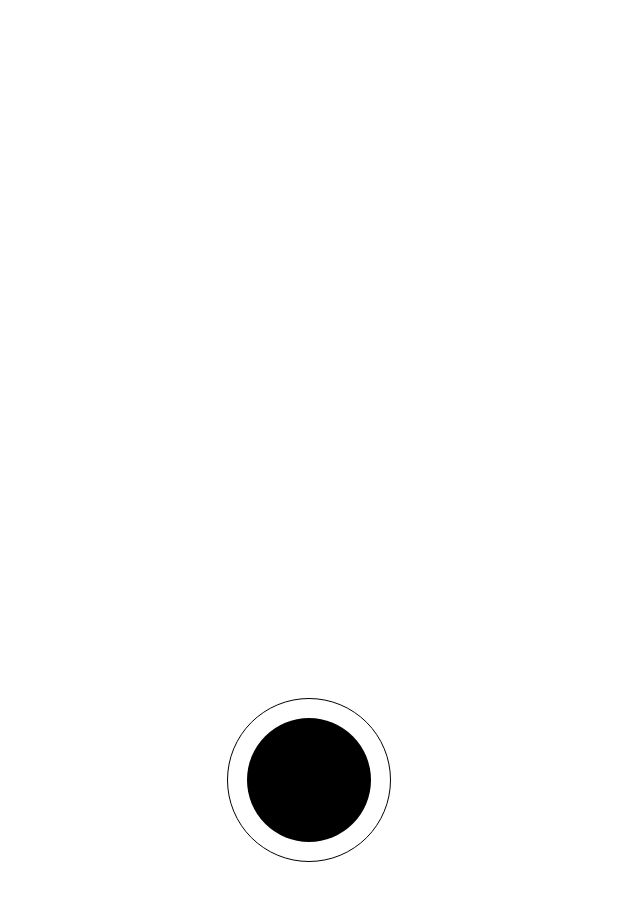
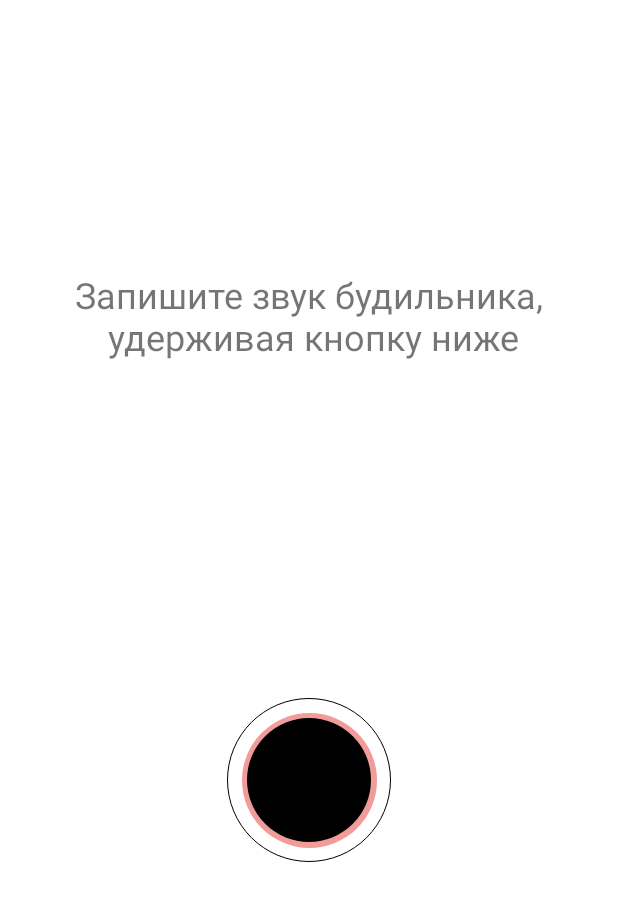
Before and after one commit to riodevista/bochkovalarm, an Android app: the screen it shows after launch (RecordActivity), on a phone screen of 412 x 824 dp. Shown: the top 901 px of the screen. Run offline under Robolectric (Android 15) with nearby library versions, the phone set to English and light mode, and no system bars; 7 statements that could not run were skipped.

Commit message:
update libs and fixes

```diff
--- a/app/src/main/AndroidManifest.xml
+++ b/app/src/main/AndroidManifest.xml
@@ -24,6 +24,7 @@
             android:screenOrientation="userPortrait" />
         <activity
             android:name=".RecordActivity"
+            android:exported="true"
             android:screenOrientation="userPortrait">
             <intent-filter>
                 <action android:name="android.intent.action.MAIN" />
@@ -34,7 +35,7 @@
 
         <activity
             android:name=".AlarmActivity"
-            android:screenOrientation="userPortrait"></activity>
+            android:screenOrientation="userPortrait" />
 
         <receiver android:name=".receiver.AlarmReceiver" />
 
--- a/app/src/main/java/com/goodapps/alarm/RecordActivity.kt
+++ b/app/src/main/java/com/goodapps/alarm/RecordActivity.kt
@@ -8,7 +8,10 @@ import android.media.AudioAttributes
 import android.media.MediaPlayer
 import android.media.MediaRecorder
 import android.os.Bundle
+import android.os.Handler
 import android.util.Log
+import android.view.View
+import android.view.animation.AccelerateDecelerateInterpolator
 import android.widget.TimePicker
 import androidx.appcompat.app.AppCompatActivity
 import androidx.core.app.ActivityCompat
@@ -29,6 +32,26 @@ class RecordActivity : AppCompatActivity(), TimePickerDialog.OnTimeSetListener {
 
     private var recorder: MediaRecorder? = null
     private var player: MediaPlayer? = null
+
+    private var pulseAnimationHandler = Handler()
+    private var pulseAnimationRunnable: Runnable? = null
+
+    init {
+        pulseAnimationRunnable = Runnable {
+            pulse_animation.visibility = View.VISIBLE
+            pulse_animation.alpha = 0.5f
+            pulse_animation.animate().scaleX(3f).scaleY(3f).alpha(0f)
+                .setInterpolator(AccelerateDecelerateInterpolator()).setDuration(2500)
+                .withEndAction {
+                    pulse_animation.scaleX = 1f
+                    pulse_animation.scaleY = 1f
+                    pulse_animation.alpha = 0.5f
+                    pulseAnimationRunnable?.let {
+                        pulseAnimationHandler.postDelayed(it, 3000)
+                    }
+                }
+        }
+    }
 
 
     // Requesting permission to RECORD_AUDIO
@@ -94,6 +117,7 @@ class RecordActivity : AppCompatActivity(), TimePickerDialog.OnTimeSetListener {
         record_button.actionListener = object : RecordButton.ActionListener {
 
             override fun onStartRecord() {
+                stopPulseAnimation()
                 startRecording()
 
             }
@@ -103,21 +127,35 @@ class RecordActivity : AppCompatActivity(), TimePickerDialog.OnTimeSetListener {
             }
 
             override fun onSingleTap() {
+                stopPulseAnimation()
                 Log.e("MY TAG", "CALL the on single tap record ")
             }
 
             override fun onDurationTooShortError() {
                 cancelRecording()
+//                startPulseAnimation()
                 Log.e("MY TAG", "CALL the on on duration record ")
 
             }
 
             override fun onCancelled() {
+//                startPulseAnimation()
                 Log.e("MY TAG", "CALL the on on cancel record ")
             }
         }
     }
 
+    private fun startPulseAnimation() {
+        pulseAnimationRunnable?.let {
+            pulseAnimationHandler.post(it)
+        }
+    }
+
+    private fun stopPulseAnimation() {
+        pulseAnimationRunnable?.let {
+            pulseAnimationHandler.removeCallbacks(it)
+        }
+    }
 
     private fun startRecording() {
         recorder = MediaRecorder().apply {
@@ -276,5 +314,13 @@ class RecordActivity : AppCompatActivity(), TimePickerDialog.OnTimeSetListener {
         }
     }
 
+    override fun onPause() {
+        super.onPause()
+        stopPulseAnimation()
+    }
 
+    override fun onResume() {
+        super.onResume()
+        startPulseAnimation()
+    }
 }
--- /dev/null
+++ b/app/src/main/res/drawable/pulse_background.xml
@@ -0,0 +1,6 @@
+<?xml version="1.0" encoding="utf-8"?>
+<shape xmlns:android="http://schemas.android.com/apk/res/android"
+    android:shape="oval">
+    <solid android:color="@color/record_button_color"/>
+
+</shape>
--- a/app/src/main/res/layout/activity_alarm.xml
+++ b/app/src/main/res/layout/activity_alarm.xml
@@ -94,6 +94,6 @@
         app:rotate_icon="false"
         app:slider_height="48dp"
         app:slider_reversed="true"
-        app:text="Отменить"/>
+        app:text="Отменить будильник"/>
 
 </androidx.constraintlayout.widget.ConstraintLayout>
--- a/app/src/main/res/layout/activity_record.xml
+++ b/app/src/main/res/layout/activity_record.xml
@@ -5,16 +5,26 @@
     android:layout_height="match_parent"
     android:background="#fff">
 
-    <!--    <TextView-->
-    <!--        android:layout_width="wrap_content"-->
-    <!--        android:layout_height="wrap_content"-->
-    <!--        android:gravity="center"-->
-    <!--        android:text="Запишите будильник,\n удерживая кнопку"-->
-    <!--        android:textSize="24sp"-->
-    <!--        app:layout_constraintBottom_toTopOf="@+id/record_button"-->
-    <!--        app:layout_constraintEnd_toEndOf="parent"-->
-    <!--        app:layout_constraintStart_toStartOf="parent"-->
-    <!--        app:layout_constraintTop_toTopOf="parent" />-->
+        <TextView
+            android:layout_width="wrap_content"
+            android:layout_height="wrap_content"
+            android:gravity="center"
+            android:text="Запишите звук будильника,\n удерживая кнопку ниже"
+            android:textSize="24sp"
+            app:layout_constraintBottom_toTopOf="@+id/record_button"
+            app:layout_constraintEnd_toEndOf="parent"
+            app:layout_constraintStart_toStartOf="parent"
+            app:layout_constraintTop_toTopOf="parent" />
+
+    <View
+        android:id="@+id/pulse_animation"
+        android:layout_width="90dp"
+        android:layout_height="90dp"
+        android:background="@drawable/pulse_background"
+        app:layout_constraintStart_toStartOf="@id/record_button"
+        app:layout_constraintEnd_toEndOf="@id/record_button"
+        app:layout_constraintTop_toTopOf="@id/record_button"
+        app:layout_constraintBottom_toBottomOf="@id/record_button"/>
 
     <com.goodapps.alarm.RecordButton
         android:id="@+id/record_button"
@@ -24,7 +34,7 @@
         android:layout_centerHorizontal="true"
         android:layout_marginBottom="64dp"
         app:enableVideoRecording="true"
-        app:innerCircleColor="#E53935"
+        app:innerCircleColor="@color/record_button_color"
         app:layout_constraintBottom_toBottomOf="parent"
         app:layout_constraintEnd_toEndOf="parent"
         app:layout_constraintLeft_toLeftOf="parent"
--- a/app/src/main/res/layout/activity_wake_up.xml
+++ b/app/src/main/res/layout/activity_wake_up.xml
@@ -32,7 +32,7 @@
         app:layout_constraintEnd_toEndOf="parent"
         app:layout_constraintHorizontal_bias="0.5"
         app:layout_constraintStart_toStartOf="parent"
-        app:text="Встаю"
+        app:text="ОТКЛЮЧИТЬ"
         app:outer_color="#43A047"
         app:bump_vibration="50"/>
 
--- a/app/src/main/res/values/colors.xml
+++ b/app/src/main/res/values/colors.xml
@@ -3,4 +3,5 @@
     <color name="colorPrimary">#008577</color>
     <color name="colorPrimaryDark">#00574B</color>
     <color name="colorAccent">#D81B60</color>
+    <color name="record_button_color">#E53935</color>
 </resources>
--- a/app/src/main/res/values/strings.xml
+++ b/app/src/main/res/values/strings.xml
@@ -1,9 +1,9 @@
 <resources>
     <string name="app_name">Voker</string>
-    <string name="select_time">Выберите время</string>
+    <string name="select_time">Назначьте время для будильника на ближайшие сутки</string>
     <string name="change_time">Изменить время</string>
-    <string name="cancel_alarm_scheduling">Вы уверены, что хотите отменить?</string>
-    <string name="cancel_alarm_scheduling_message">Запись пропадёт</string>
+    <string name="cancel_alarm_scheduling">Вы уверены, что хотите отменить будильник?</string>
+    <string name="cancel_alarm_scheduling_message">Запись будет удалена (если понадобится, вы сможете найти ее в файловой системе)</string>
     <string name="yes">Да</string>
     <string name="no">Нет</string>
     <string name="cancel">Отмена</string>
@@ -12,5 +12,5 @@
 
     <string name="alarm_text"></string>
     <string name="play_audio">Прослушать</string>
-    <string name="stop_audio">Остановить</string>
+    <string name="stop_audio">Пауза</string>
 </resources>
```
Also changed, not shown: app/build.gradle (+9 -9 lines), app/src/main/java/com/goodapps/alarm/RecordButton.kt (+116 -79 lines), app/src/main/res/layout/activity_main.xml (+28 -3 lines), build.gradle (+6 -4 lines), gradle/wrapper/gradle-wrapper.properties, 1 other file.
